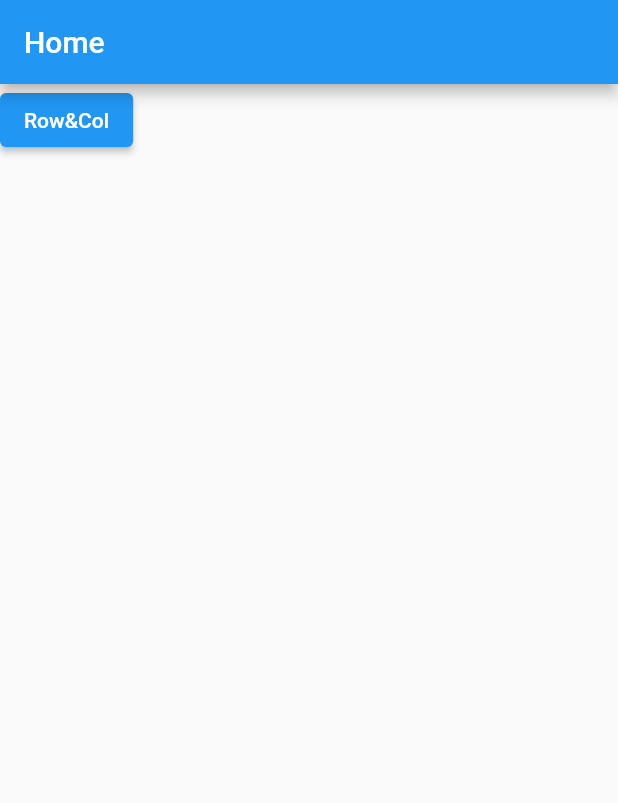
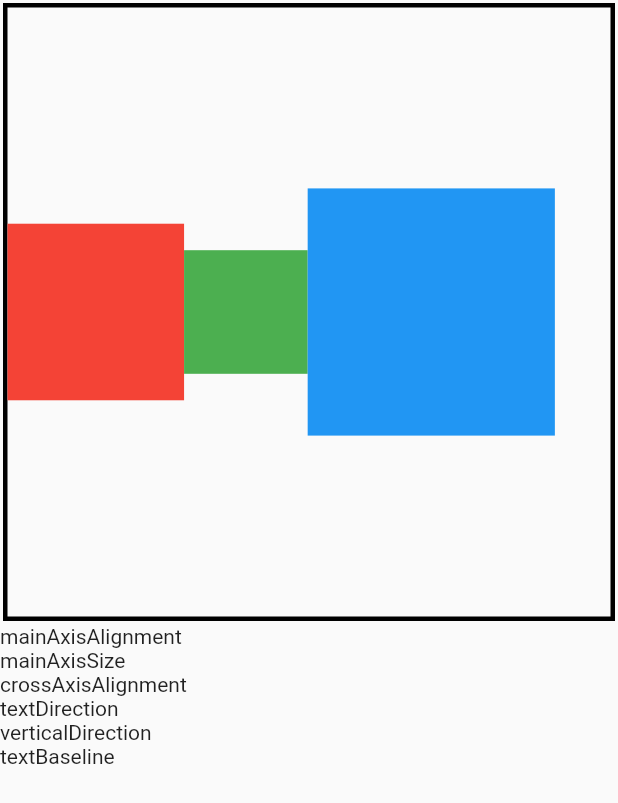
Before and after one commit to HyeonJunSong/AllAboutFlutter, a Flutter app: the screen it shows after launch, after a tap on "Row&Col", on a phone screen of 412 x 824 dp. Shown: the top 803 px of the screen. Run offline on Flutter 3.47's test engine with Material 2 defaults, Android fonts, the phone set to English and light mode, and no system bars; our stand-ins replace get.

Commit message:
row col page on work

```diff
--- a/lib/main.dart
+++ b/lib/main.dart
@@ -1,4 +1,7 @@
 import 'package:flutter/material.dart';
+import 'package:get/get.dart';
+
+import 'pages/home/home_page.dart';
 
 void main() => runApp(MyApp());
 
@@ -7,29 +10,9 @@ class MyApp extends StatelessWidget {
 
   @override
   Widget build(BuildContext context) {
-    return MaterialApp(
-      home: Home(),
+    return GetMaterialApp(
+      home: HomePage(),
+      debugShowCheckedModeBanner: false,
     );
   }
 }
-
-class Home extends StatelessWidget {
-  const Home({Key? key}) : super(key: key);
-
-  @override
-  Widget build(BuildContext context) {
-    return Scaffold(
-      appBar: AppBar(
-        title: Text("Home"),
-      ),
-      body: Column(
-        children: [
-          ElevatedButton(
-            onPressed: (){},
-            child: Text("Row&Col")
-          ),
-        ],
-      ),
-    );
-  }
-}
--- /dev/null
+++ b/lib/pages/home/home_page.dart
@@ -0,0 +1,29 @@
+import 'package:allaboutflutter/pages/widgetPage/row_col/row_col_page.dart';
+import 'package:flutter/material.dart';
+import 'package:get/get.dart';
+
+class HomePage extends StatelessWidget {
+  const HomePage({Key? key}) : super(key: key);
+
+  @override
+  Widget build(BuildContext context) {
+    return Scaffold(
+      appBar: AppBar(
+        title: Text("Home"),
+      ),
+      body: Center(
+        child: Column(
+          mainAxisAlignment: MainAxisAlignment.center,
+          children: [
+            ElevatedButton(
+                child: Text("Row&Col"),
+                onPressed: (){
+                  Get.to(RowColPage());
+                },
+            ),
+          ],
+        ),
+      ),
+    );
+  }
+}
--- /dev/null
+++ b/lib/pages/widgetPage/row_col/row_col_controller.dart
@@ -0,0 +1,11 @@
+import 'package:flutter/material.dart';
+import 'package:get/get.dart';
+
+class RowColController extends GetxController{
+  RxString mainAxisAlignment = "start".obs;
+  RxString mainAxisSize = "".obs;
+  RxString crossAxisAlignment = "".obs;
+  RxString textDirection = "".obs;
+  RxString verticalDirection = "".obs;
+  RxString textBaseline = "".obs;
+}
--- /dev/null
+++ b/lib/pages/widgetPage/row_col/row_col_page.dart
@@ -0,0 +1,88 @@
+import 'package:flutter/material.dart';
+import 'package:get/get.dart';
+
+class RowColPage extends StatelessWidget {
+  const RowColPage({Key? key}) : super(key: key);
+
+  @override
+  Widget build(BuildContext context) {
+    return Scaffold(
+      body: Column(
+        children: [
+          Container(
+            width: context.width,
+            height: context.width,
+            margin: EdgeInsets.all(2),
+            decoration: BoxDecoration(
+              border: Border.all(
+                width: 3,
+                color: Colors.black
+              ),
+            ),
+
+            child: Row(
+              children: [
+                Container(
+                  width: context.height / 7,
+                  height: context.height / 7,
+                  color: Colors.red,
+                ),
+                Container(
+                  width: context.height / 10,
+                  height: context.height / 10,
+                  color: Colors.green,
+                ),
+                Container(
+                  width: context.height / 5,
+                  height: context.height / 5,
+                  color: Colors.blue,
+                )
+              ],
+            ),
+          ),
+
+          Center(
+            child: Table(
+              // columnWidths: {
+              //   0: FractionColumnWidth(.1),
+              //   1: FractionColumnWidth(.2)
+              // },
+              children: [
+                 TableRow(
+                   children: [
+                     Text("mainAxisAlignment"),
+                   ],
+                 ),
+                TableRow(
+                  children: [
+                    Text("mainAxisSize"),
+                  ],
+                ),
+                TableRow(
+                  children: [
+                    Text("crossAxisAlignment"),
+                  ],
+                ),
+                TableRow(
+                  children: [
+                    Text("textDirection"),
+                  ],
+                ),
+                TableRow(
+                  children: [
+                    Text("verticalDirection"),
+                  ],
+                ),
+                TableRow(
+                  children: [
+                    Text("textBaseline"),
+                  ],
+                ),
+              ],
+            ),
+          )
+        ],
+      ),
+    );
+  }
+}
--- a/pubspec.yaml
+++ b/pubspec.yaml
@@ -36,6 +36,7 @@ dependencies:
   # The following adds the Cupertino Icons font to your application.
   # Use with the CupertinoIcons class for iOS style icons.
   cupertino_icons: ^1.0.2
+  get: ^4.6.5
 
 dev_dependencies:
   flutter_test:
```
Also changed, not shown: pubspec.lock.
